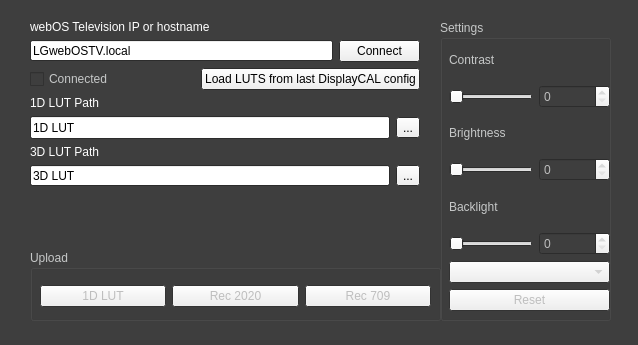
lucasnegrao/agf.webOSCalibrationHelper, file agfweboscalhelper/form.ui: the form before one commit.
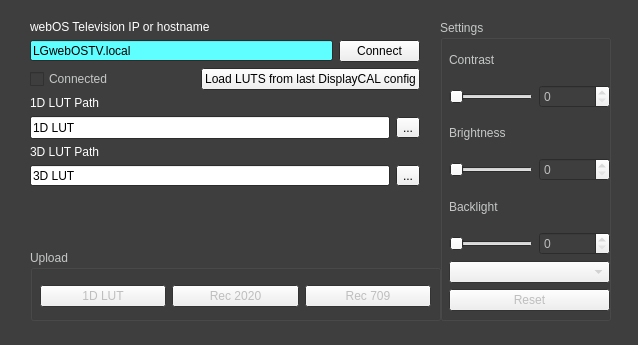
The form after the commit.

What changed in the file:
```diff
--- a/agfweboscalhelper/form.ui
+++ b/agfweboscalhelper/form.ui
@@ -298,8 +298,8 @@
                 <brush brushstyle="SolidPattern">
                  <color alpha="255">
                   <red>255</red>
-                  <green>14</green>
-                  <blue>0</blue>
+                  <green>255</green>
+                  <blue>255</blue>
                  </color>
                 </brush>
                </colorrole>
@@ -312,6 +312,24 @@
                  </color>
                 </brush>
                </colorrole>
+               <colorrole role="Base">
+                <brush brushstyle="SolidPattern">
+                 <color alpha="255">
+                  <red>96</red>
+                  <green>255</green>
+                  <blue>255</blue>
+                 </color>
+                </brush>
+               </colorrole>
+               <colorrole role="AlternateBase">
+                <brush brushstyle="SolidPattern">
+                 <color alpha="255">
+                  <red>245</red>
+                  <green>98</green>
+                  <blue>245</blue>
+                 </color>
+                </brush>
+               </colorrole>
                <colorrole role="PlaceholderText">
                 <brush brushstyle="SolidPattern">
                  <color alpha="128">
@@ -327,8 +345,8 @@
                 <brush brushstyle="SolidPattern">
                  <color alpha="255">
                   <red>255</red>
-                  <green>14</green>
-                  <blue>0</blue>
+                  <green>255</green>
+                  <blue>255</blue>
                  </color>
                 </brush>
                </colorrole>
@@ -341,6 +359,24 @@
                  </color>
                 </brush>
                </colorrole>
+               <colorrole role="Base">
+                <brush brushstyle="SolidPattern">
+                 <color alpha="255">
+                  <red>96</red>
+                  <green>255</green>
+                  <blue>255</blue>
+                 </color>
+                </brush>
+               </colorrole>
+               <colorrole role="AlternateBase">
+                <brush brushstyle="SolidPattern">
+                 <color alpha="255">
+                  <red>245</red>
+                  <green>98</green>
+                  <blue>245</blue>
+                 </color>
+                </brush>
+               </colorrole>
                <colorrole role="PlaceholderText">
                 <brush brushstyle="SolidPattern">
                  <color alpha="128">
@@ -370,6 +406,24 @@
                  </color>
                 </brush>
                </colorrole>
+               <colorrole role="Base">
+                <brush brushstyle="SolidPattern">
+                 <color alpha="255">
+                  <red>62</red>
+                  <green>62</green>
+                  <blue>62</blue>
+                 </color>
+                </brush>
+               </colorrole>
+               <colorrole role="AlternateBase">
+                <brush brushstyle="SolidPattern">
+                 <color alpha="255">
+                  <red>245</red>
+                  <green>98</green>
+                  <blue>245</blue>
+                 </color>
+                </brush>
+               </colorrole>
                <colorrole role="PlaceholderText">
                 <brush brushstyle="SolidPattern">
                  <color alpha="128">
```
